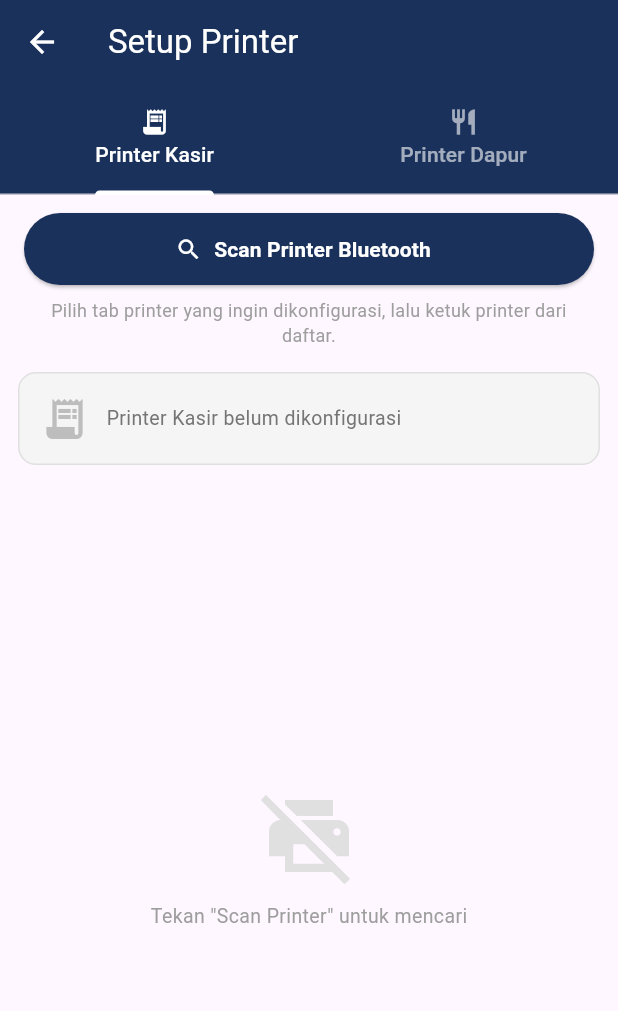
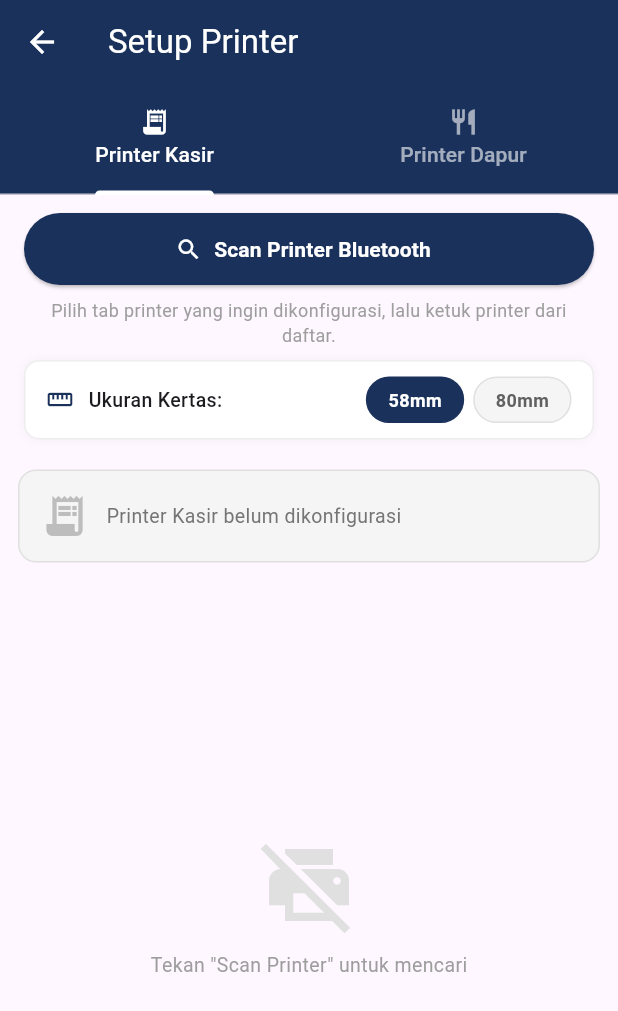
Before and after one commit to iqbalmtgjr/orderkuy_flutter, a Flutter app: the PrinterSetupScreen screen opened directly, on a phone screen of 412 x 824 dp. Shown: the top 1011 px of the screen. Run offline on Flutter 3.47's test engine with Material 3 defaults, Android fonts, the phone set to English and light mode, and no system bars; our stand-ins replace connectivity_plus, geolocator, permission_handler, share_plus, shared_preferences, sqflite and 1 more; missing offline and left inert: flutter_thermal_printer; accounts and stored records are empty; network calls fail.

Commit message:
update paper size in thermal printer config

```diff
--- a/lib/screens/printer_setup_screen.dart
+++ b/lib/screens/printer_setup_screen.dart
@@ -23,6 +23,8 @@ class _PrinterSetupScreenState extends State<PrinterSetupScreen>
   Printer? _pendingKasir;
   Printer? _pendingDapur;
 
+  String _paperSize = '58';
+
   @override
   void initState() {
     super.initState();
@@ -41,12 +43,14 @@ class _PrinterSetupScreenState extends State<PrinterSetupScreen>
         await ThermalPrintService.getSavedPrinter(role: PrinterRole.kasir);
     final dapur =
         await ThermalPrintService.getSavedPrinter(role: PrinterRole.dapur);
+    final paperSize = await ThermalPrintService.getSavedPaperSize();
     if (mounted) {
       setState(() {
         _savedKasir = kasir;
         _savedDapur = dapur;
         _pendingKasir = kasir;
         _pendingDapur = dapur;
+        _paperSize = paperSize;
       });
     }
   }
@@ -193,6 +197,14 @@ class _PrinterSetupScreenState extends State<PrinterSetupScreen>
     }
   }
 
+  Future<void> _changePaperSize(String size) async {
+    await ThermalPrintService.savePaperSize(size);
+    if (mounted) {
+      setState(() => _paperSize = size);
+      _showSnack('Ukuran kertas diubah ke ${size}mm', Colors.green);
+    }
+  }
+
   void _showLoadingDialog(String message) {
     showDialog(
       context: context,
@@ -300,6 +312,39 @@ class _PrinterSetupScreenState extends State<PrinterSetupScreen>
               'Pilih tab printer yang ingin dikonfigurasi, lalu ketuk printer dari daftar.',
               style: TextStyle(fontSize: 12, color: Colors.grey),
               textAlign: TextAlign.center,
+            ),
+          ),
+
+          // ── Paper size selector ─────────────────────────────────────────────
+          Padding(
+            padding: const EdgeInsets.fromLTRB(16, 4, 16, 8),
+            child: Container(
+              padding:
+                  const EdgeInsets.symmetric(horizontal: 14, vertical: 10),
+              decoration: BoxDecoration(
+                color: Colors.white,
+                borderRadius: BorderRadius.circular(10),
+                border: Border.all(color: Colors.grey.shade200),
+                boxShadow: [
+                  BoxShadow(
+                      color: Colors.black.withValues(alpha: 0.04),
+                      blurRadius: 4)
+                ],
+              ),
+              child: Row(
+                children: [
+                  const Icon(Icons.straighten,
+                      size: 18, color: Color(0xFF1a315b)),
+                  const SizedBox(width: 10),
+                  const Text('Ukuran Kertas:',
+                      style: TextStyle(
+                          fontSize: 13, fontWeight: FontWeight.w500)),
+                  const Spacer(),
+                  _paperSizeButton('58mm', '58'),
+                  const SizedBox(width: 6),
+                  _paperSizeButton('80mm', '80'),
+                ],
+              ),
             ),
           ),
 
@@ -496,6 +541,33 @@ class _PrinterSetupScreenState extends State<PrinterSetupScreen>
     );
   }
 
+  Widget _paperSizeButton(String label, String value) {
+    final isSelected = _paperSize == value;
+    return GestureDetector(
+      onTap: () => _changePaperSize(value),
+      child: Container(
+        padding: const EdgeInsets.symmetric(horizontal: 14, vertical: 6),
+        decoration: BoxDecoration(
+          color: isSelected ? const Color(0xFF1a315b) : Colors.grey.shade100,
+          borderRadius: BorderRadius.circular(20),
+          border: Border.all(
+            color: isSelected
+                ? const Color(0xFF1a315b)
+                : Colors.grey.shade300,
+          ),
+        ),
+        child: Text(
+          label,
+          style: TextStyle(
+            fontSize: 12,
+            fontWeight: FontWeight.bold,
+            color: isSelected ? Colors.white : Colors.grey.shade700,
+          ),
+        ),
+      ),
+    );
+  }
+
   Widget _statusBadge(PrinterRole role) {
     final online = ThermalPrintService.isConnected(role: role);
     return Container(
```
Also changed, not shown: lib/screens/kasir_screen.dart (+7 -2 lines), lib/services/print_service.dart (+42 -21 lines), lib/widgets/option_picker_dialog.dart (+22 -5 lines).
